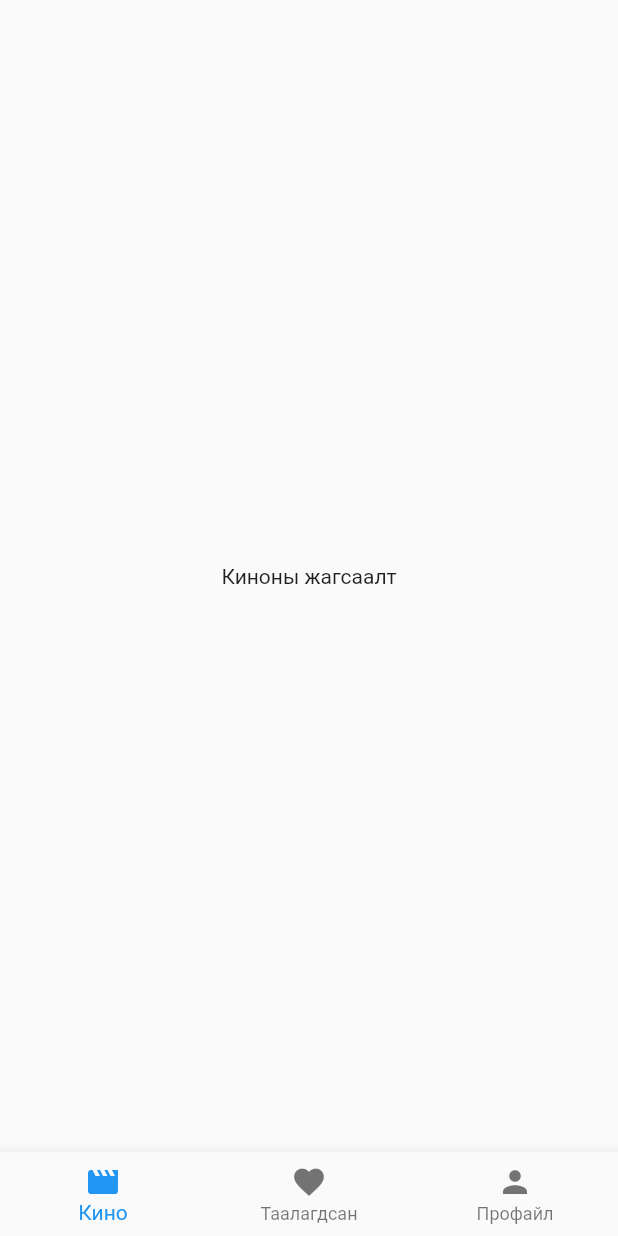
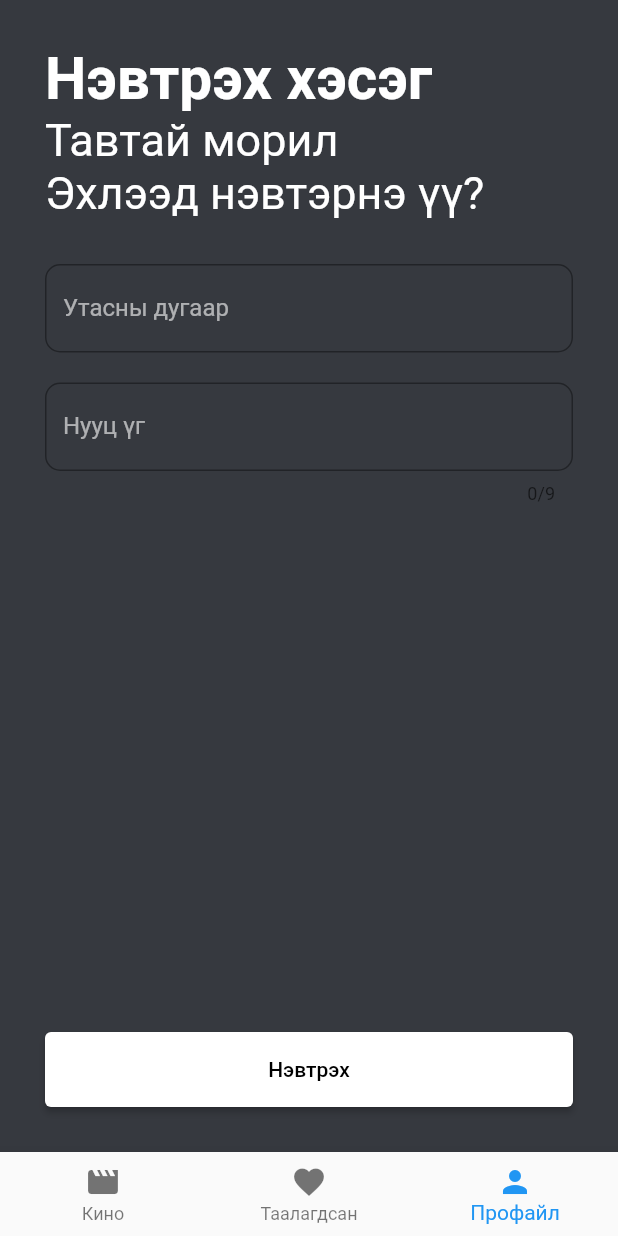
Before and after one commit to Arbi0930/Flutter_lesson, a Flutter app: the screen it shows after launch, on a phone screen of 412 x 824 dp. Run offline on Flutter 3.47's test engine with Material 2 defaults, Android fonts, the phone set to English and light mode, and no system bars.

Commit message:
Feat: Logging done

```diff
--- a/lib/screens/HomePage.dart
+++ b/lib/screens/HomePage.dart
@@ -14,7 +14,7 @@
 }
 
 class _HomePageState extends State<HomePage> {
-  int _currentindex = 0;
+  int _currentindex = 2;
 
   List<Widget> _TotalPage = [MoviesPage(), WishlistPage(), ProfilePage()];
 
@@ -27,7 +27,10 @@
   @override
   Widget build(BuildContext context) {
     return Scaffold(
-        body: _TotalPage[_currentindex],
+        backgroundColor: Color(0xff36393f),
+        body: SafeArea(
+          child: _TotalPage[_currentindex],
+        ),
         bottomNavigationBar: BottomNavigationBar(
             currentIndex: _currentindex,
             onTap: _setCurrentIndex,
--- /dev/null
+++ b/lib/screens/Login.dart
@@ -0,0 +1,132 @@
+import 'package:flutter/material.dart';
+import 'package:flutter/src/widgets/container.dart';
+import 'package:flutter/src/widgets/framework.dart';
+
+class LoginPage extends StatefulWidget {
+  const LoginPage({super.key});
+
+  @override
+  State<LoginPage> createState() => _LoginPageState();
+}
+
+class _LoginPageState extends State<LoginPage> {
+  final _PhoneCntrllr = TextEditingController();
+  final _PassCntrllr = TextEditingController();
+  final _LoinFormKey = GlobalKey<FormState>();
+  void _onsubmit() {
+    if (_LoinFormKey.currentState!.validate()) {}
+  }
+
+  @override
+  Widget build(BuildContext context) {
+    return Padding(
+      padding: const EdgeInsets.symmetric(horizontal: 30, vertical: 30),
+      child: Form(
+        key: _LoinFormKey,
+        child: Column(
+          mainAxisAlignment: MainAxisAlignment.spaceBetween,
+          children: [
+            Column(
+              crossAxisAlignment: CrossAxisAlignment.start,
+              children: [
+                Text(
+                  "Нэвтрэх хэсэг",
+                  style: TextStyle(
+                    color: Colors.white,
+                    fontSize: 39,
+                    fontWeight: FontWeight.bold,
+                  ),
+                ),
+                Text(
+                  "Тавтай морил",
+                  style: TextStyle(
+                    color: Colors.white,
+                    fontSize: 30,
+                  ),
+                ),
+                Text(
+                  "Эхлээд нэвтэрнэ үү?",
+                  style: TextStyle(
+                    color: Colors.white,
+                    fontSize: 30,
+                  ),
+                ),
+                SizedBox(
+                  height: 30,
+                ),
+                TextFormField(
+                  validator: (value) {
+                    if (value == null || value.isEmpty) {
+                      return "Утасны дугаар хоосон байж болохгүй";
+                    } else {
+                      return null;
+                    }
+                  },
+                  controller: _PhoneCntrllr,
+                  decoration: InputDecoration(
+                    label: Text("Утасны дугаар"),
+                    border: OutlineInputBorder(
+                      borderRadius: BorderRadius.circular(10),
+                      borderSide: BorderSide(
+                        color: Colors.white.withOpacity(0.9),
+                        width: 1,
+                      ),
+                    ),
+                    labelStyle: TextStyle(color: Colors.white.withOpacity(0.6)),
+                  ),
+                  style: TextStyle(
+                    color: Colors.white,
+                  ),
+                ),
+                SizedBox(
+                  height: 20,
+                ),
+                TextFormField(
+                  validator: (value) {
+                    if (value == null || value.isEmpty) {
+                      return "Нууц үг хоосон байж болохгүй";
+                    } else {
+                      return null;
+                    }
+                  },
+                  controller: _PassCntrllr,
+                  decoration: InputDecoration(
+                    label: Text("Нууц үг"),
+                    border: OutlineInputBorder(
+                      borderRadius: BorderRadius.circular(10),
+                      borderSide: BorderSide(
+                        color: Colors.white.withOpacity(0.9),
+                        width: 1,
+                      ),
+                    ),
+                    labelStyle: TextStyle(
+                      color: Colors.white.withOpacity(0.6),
+                    ),
+                  ),
+                  style: TextStyle(
+                    color: Colors.white,
+                  ),
+                  obscureText: true,
+                  maxLength: 9,
+                ),
+              ],
+            ),
+            SizedBox(
+              width: double.infinity,
+              height: 50,
+              child: ElevatedButton(
+                style: ButtonStyle(
+                  backgroundColor:
+                      MaterialStateProperty.all<Color>(Colors.white),
+                  foregroundColor: MaterialStateProperty.all(Colors.black),
+                ),
+                onPressed: _onsubmit,
+                child: Text("Нэвтрэх"),
+              ),
+            )
+          ],
+        ),
+      ),
+    );
+  }
+}
--- a/lib/screens/profile.dart
+++ b/lib/screens/profile.dart
@@ -1,6 +1,7 @@
 import 'package:flutter/src/widgets/container.dart';
 import 'package:flutter/src/widgets/framework.dart';
 import 'package:flutter/widgets.dart';
+import 'package:learning_app_1/screens/Login.dart';
 
 class ProfilePage extends StatefulWidget {
   const ProfilePage({super.key});
@@ -10,10 +11,9 @@
 }
 
 class _ProfilePageState extends State<ProfilePage> {
+  bool _islogged = false;
   @override
   Widget build(BuildContext context) {
-    return Center(
-      child: Text("Login page"),
-    );
+    return LoginPage();
   }
 }
```
Also changed, not shown: pubspec.yaml (+4 -3 lines), images/movies,.json (deleted).
